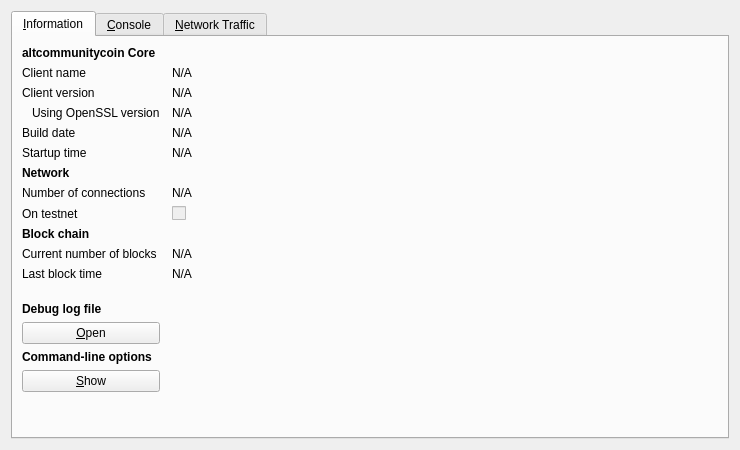
First picture: the form in src/qt/forms/rpcconsole.ui, repository altcommunitycoin/altcommunitycoin-skunk, before the edit.
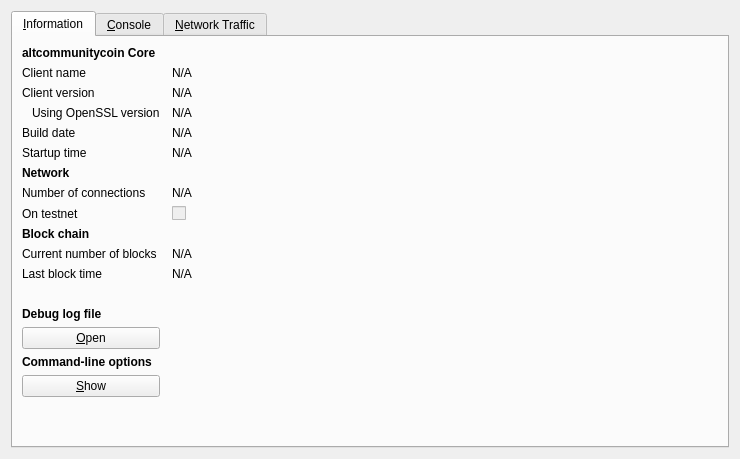
Second picture: the form after the edit. Icons and pictures are not drawn. Custom widgets are drawn as their Qt base class.

```diff
--- a/src/qt/forms/rpcconsole.ui
+++ b/src/qt/forms/rpcconsole.ui
@@ -7,7 +7,7 @@
     <x>0</x>
     <y>0</y>
     <width>740</width>
-    <height>450</height>
+    <height>459</height>
    </rect>
   </property>
   <property name="windowTitle">
```
